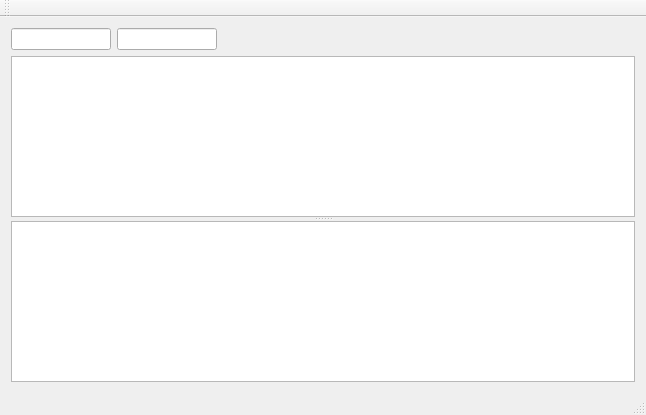
Before: the Qt Designer form repeater/mainwindow.ui in mocap-ca/vive, drawn with Qt 5.
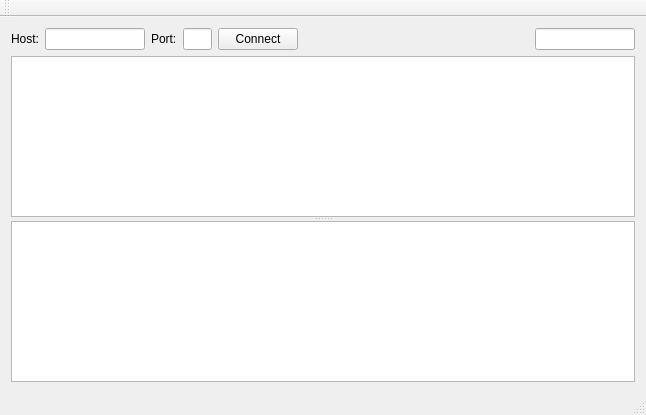
After: the same form once the commit is applied.

Diff of the .ui file:
```diff
--- a/repeater/mainwindow.ui
+++ b/repeater/mainwindow.ui
@@ -16,9 +16,16 @@
   <widget class="QWidget" name="centralWidget">
    <layout class="QVBoxLayout" name="verticalLayout">
     <item>
-     <layout class="QHBoxLayout" name="horizontalLayout">
+     <layout class="QHBoxLayout" name="horizontalLayout" stretch="0,2,0,1,0,8,0">
       <item>
-       <widget class="QLineEdit" name="lineEditStats">
+       <widget class="QLabel" name="label_2">
+        <property name="text">
+         <string>Host:</string>
+        </property>
+       </widget>
+      </item>
+      <item>
+       <widget class="QLineEdit" name="lineEditHost">
         <property name="sizePolicy">
          <sizepolicy hsizetype="Fixed" vsizetype="Fixed">
           <horstretch>0</horstretch>
@@ -40,24 +47,19 @@
        </widget>
       </item>
       <item>
-       <widget class="QLineEdit" name="lineEdit">
-        <property name="sizePolicy">
-         <sizepolicy hsizetype="Fixed" vsizetype="Fixed">
-          <horstretch>0</horstretch>
-          <verstretch>0</verstretch>
-         </sizepolicy>
+       <widget class="QLabel" name="label">
+        <property name="text">
+         <string>Port:</string>
         </property>
-        <property name="minimumSize">
-         <size>
-          <width>100</width>
-          <height>0</height>
-         </size>
-        </property>
-        <property name="maximumSize">
-         <size>
-          <width>100</width>
-          <height>16777215</height>
-         </size>
+       </widget>
+      </item>
+      <item>
+       <widget class="QLineEdit" name="lineEditPort"/>
+      </item>
+      <item>
+       <widget class="QPushButton" name="pushButtonConnect">
+        <property name="text">
+         <string>Connect</string>
         </property>
        </widget>
       </item>
@@ -74,6 +76,28 @@
         </property>
        </spacer>
       </item>
+      <item>
+       <widget class="QLineEdit" name="lineEditStats">
+        <property name="sizePolicy">
+         <sizepolicy hsizetype="Fixed" vsizetype="Fixed">
+          <horstretch>0</horstretch>
+          <verstretch>0</verstretch>
+         </sizepolicy>
+        </property>
+        <property name="minimumSize">
+         <size>
+          <width>50</width>
+          <height>0</height>
+         </size>
+        </property>
+        <property name="maximumSize">
+         <size>
+          <width>100</width>
+          <height>16777215</height>
+         </size>
+        </property>
+       </widget>
+      </item>
      </layout>
     </item>
     <item>
```
